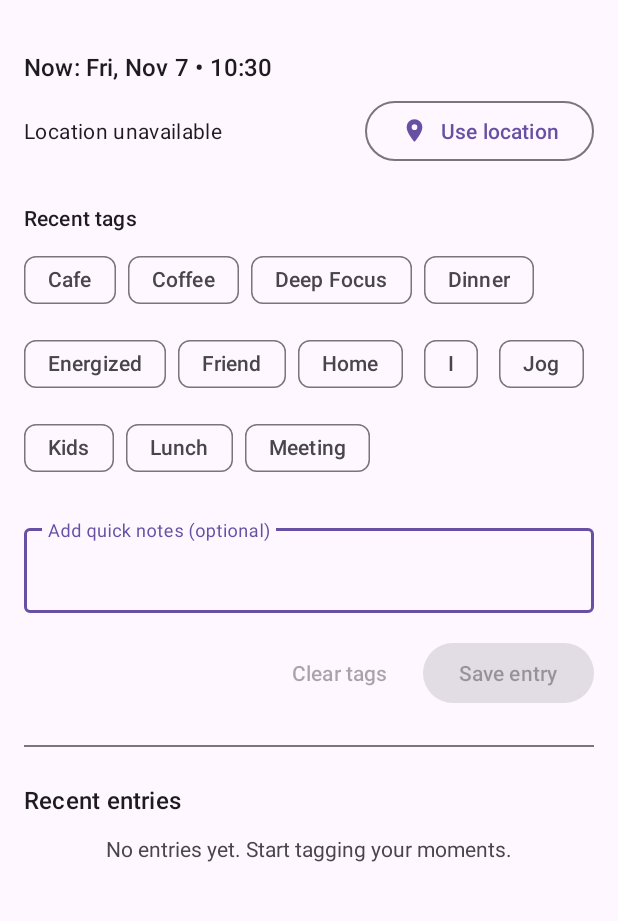
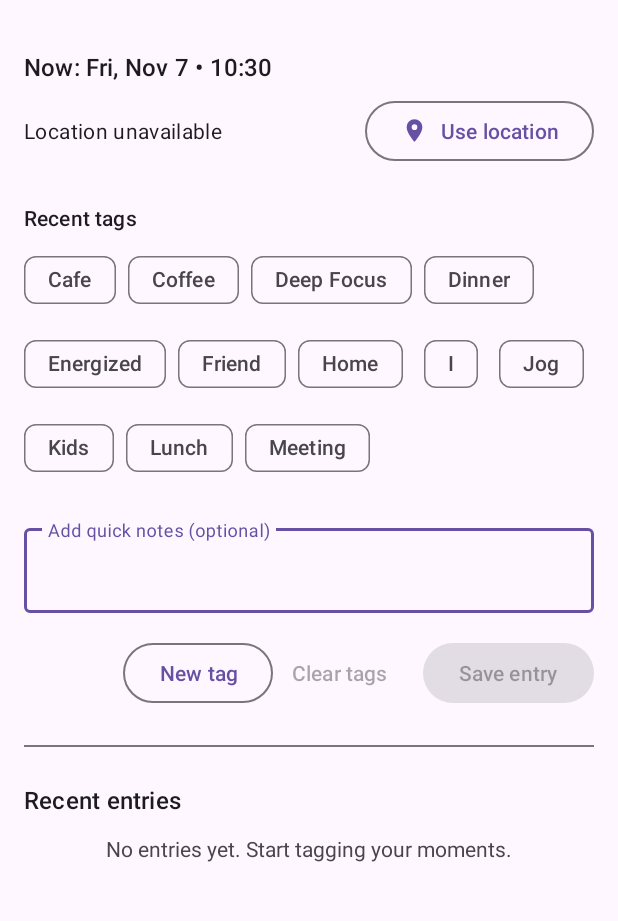
Before and after one commit to cmwen/min-quick-log-app, an Android app: the screen it shows after launch (MainActivity), on a phone screen of 412 x 824 dp, the part 70-991 px from its top. Run offline under Robolectric (Android 15) with nearby library versions, the phone set to English and light mode, and no system bars; our stand-ins replace Room's generated code.

Commit message:
Add custom tags, share button, and app icon

```diff
--- a/app/src/main/AndroidManifest.xml
+++ b/app/src/main/AndroidManifest.xml
@@ -6,7 +6,7 @@
 
     <application
         android:allowBackup="true"
-        android:icon="@android:drawable/sym_def_app_icon"
+        android:icon="@drawable/ic_quick_log_logo"
         android:label="@string/app_name"
         android:supportsRtl="true"
         android:theme="@style/Theme.MinAndroidAppTemplate">
--- a/app/src/main/java/com/example/minandroidapp/data/db/dao/TagDao.kt
+++ b/app/src/main/java/com/example/minandroidapp/data/db/dao/TagDao.kt
@@ -43,6 +43,9 @@ interface TagDao {
     suspend fun insertTags(tags: List<TagEntity>)
 
     @Insert(onConflict = OnConflictStrategy.REPLACE)
+    suspend fun insertTag(tag: TagEntity)
+
+    @Insert(onConflict = OnConflictStrategy.REPLACE)
     suspend fun insertLinks(links: List<TagLinkEntity>)
 
     @Query(
--- a/app/src/main/java/com/example/minandroidapp/model/QuickLogEvent.kt
+++ b/app/src/main/java/com/example/minandroidapp/model/QuickLogEvent.kt
@@ -3,4 +3,5 @@ package com.example.minandroidapp.model
 sealed class QuickLogEvent {
     data class EntrySaved(val updated: Boolean) : QuickLogEvent()
     data class Error(val message: String) : QuickLogEvent()
+    data class CustomTagCreated(val label: String) : QuickLogEvent()
 }
--- a/app/src/main/java/com/example/minandroidapp/model/TagCategory.kt
+++ b/app/src/main/java/com/example/minandroidapp/model/TagCategory.kt
@@ -6,4 +6,5 @@ enum class TagCategory {
     CONTEXT,
     PLACE,
     MOOD,
+    CUSTOM,
 }
--- a/app/src/main/res/layout/activity_main.xml
+++ b/app/src/main/res/layout/activity_main.xml
@@ -148,6 +148,13 @@
                 android:orientation="horizontal">
 
                 <com.google.android.material.button.MaterialButton
+                    android:id="@+id/newTagButton"
+                    style="@style/Widget.Material3.Button.OutlinedButton"
+                    android:layout_width="wrap_content"
+                    android:layout_height="wrap_content"
+                    android:text="@string/new_tag" />
+
+                <com.google.android.material.button.MaterialButton
                     android:id="@+id/clearTagsButton"
                     style="@style/Widget.Material3.Button.TextButton"
                     android:layout_width="wrap_content"
--- a/app/src/main/res/values/strings.xml
+++ b/app/src/main/res/values/strings.xml
@@ -19,4 +19,10 @@
     <string name="current_time">Now: %1$s</string>
     <string name="editing_entry_time">Editing entry from %1$s</string>
     <string name="share_entry">Share entry</string>
+    <string name="new_tag">New tag</string>
+    <string name="new_tag_hint">Label (e.g. Coffee with Sam)</string>
+    <string name="new_tag_dialog_title">Create tag</string>
+    <string name="new_tag_dialog_confirm">Create</string>
+    <string name="new_tag_created">Added %1$s</string>
+    <string name="new_tag_error">Unable to create tag</string>
 </resources>
```
Also changed, not shown: app/src/main/java/com/example/minandroidapp/MainActivity.kt (+25 -0 lines), app/src/main/java/com/example/minandroidapp/data/QuickLogRepository.kt (+16 -0 lines), app/src/main/java/com/example/minandroidapp/ui/QuickLogViewModel.kt (+20 -0 lines), app/src/main/res/drawable/ic_quick_log_logo.xml (added, +23 -0 lines), app/src/main/res/layout/dialog_create_tag.xml (added, +15 -0 lines), 3 other files.
